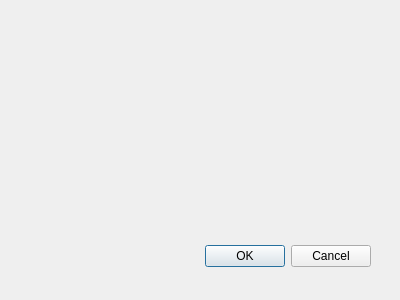
First picture: the form in user/gui/dialogsettings.ui, repository carloszlopez/simtemp, before the edit.
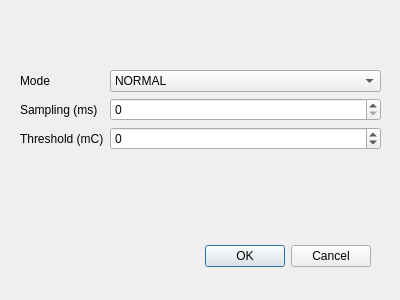
Second picture: the form after the edit.

The edit to the form file:
```diff
--- a/user/gui/dialogsettings.ui
+++ b/user/gui/dialogsettings.ui
@@ -29,6 +29,78 @@
     <set>QDialogButtonBox::StandardButton::Cancel|QDialogButtonBox::StandardButton::Ok</set>
    </property>
   </widget>
+  <widget class="QWidget" name="formLayoutWidget">
+   <property name="geometry">
+    <rect>
+     <x>20</x>
+     <y>70</y>
+     <width>361</width>
+     <height>151</height>
+    </rect>
+   </property>
+   <layout class="QFormLayout" name="settings_layout">
+    <item row="0" column="0">
+     <widget class="QLabel" name="mode_label">
+      <property name="text">
+       <string>Mode</string>
+      </property>
+     </widget>
+    </item>
+    <item row="0" column="1">
+     <widget class="QComboBox" name="mode_comboBox">
+      <item>
+       <property name="text">
+        <string>NORMAL</string>
+       </property>
+      </item>
+      <item>
+       <property name="text">
+        <string>NOISY</string>
+       </property>
+      </item>
+      <item>
+       <property name="text">
+        <string>RAMP</string>
+       </property>
+      </item>
+     </widget>
+    </item>
+    <item row="1" column="0">
+     <widget class="QLabel" name="sampling_label">
+      <property name="text">
+       <string>Sampling (ms)</string>
+      </property>
+     </widget>
+    </item>
+    <item row="2" column="0">
+     <widget class="QLabel" name="threshold_label">
+      <property name="text">
+       <string>Threshold (mC)</string>
+      </property>
+     </widget>
+    </item>
+    <item row="1" column="1">
+     <widget class="QSpinBox" name="sampling_spinBox">
+      <property name="maximum">
+       <number>3600000</number>
+      </property>
+     </widget>
+    </item>
+    <item row="2" column="1">
+     <widget class="QSpinBox" name="threshold_spinBox">
+      <property name="minimum">
+       <number>-70000</number>
+      </property>
+      <property name="maximum">
+       <number>70000</number>
+      </property>
+      <property name="value">
+       <number>0</number>
+      </property>
+     </widget>
+    </item>
+   </layout>
+  </widget>
  </widget>
  <resources/>
  <connections>
```
Left out of the diff: 2 changed lines with no effect on the pictures.
